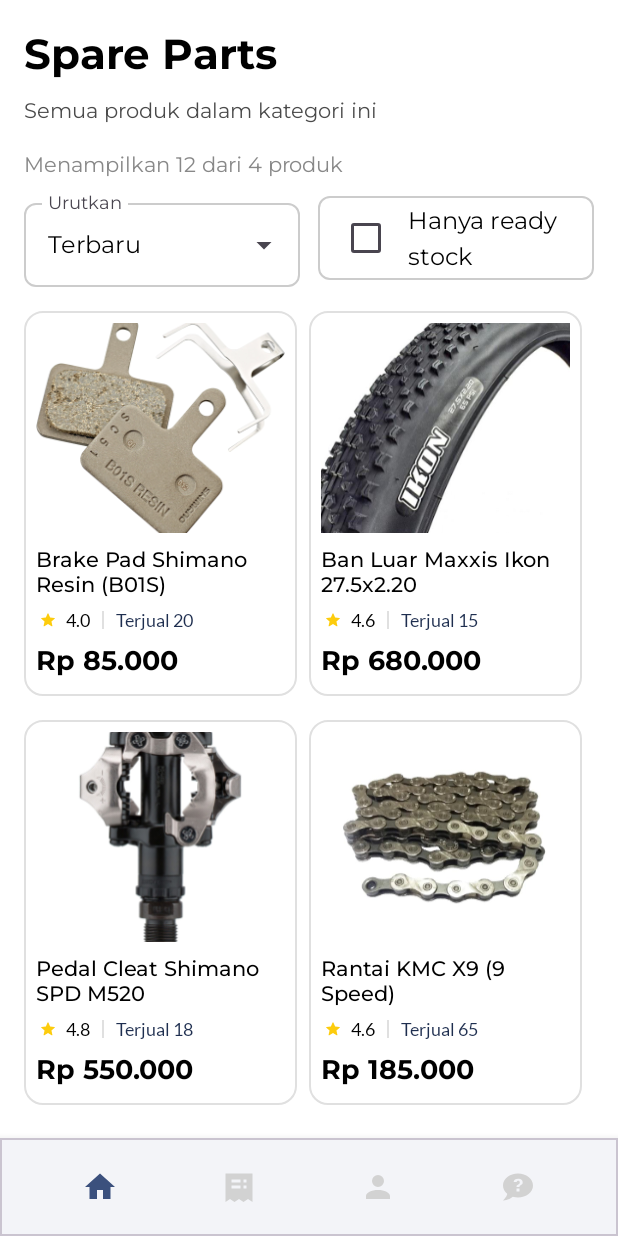
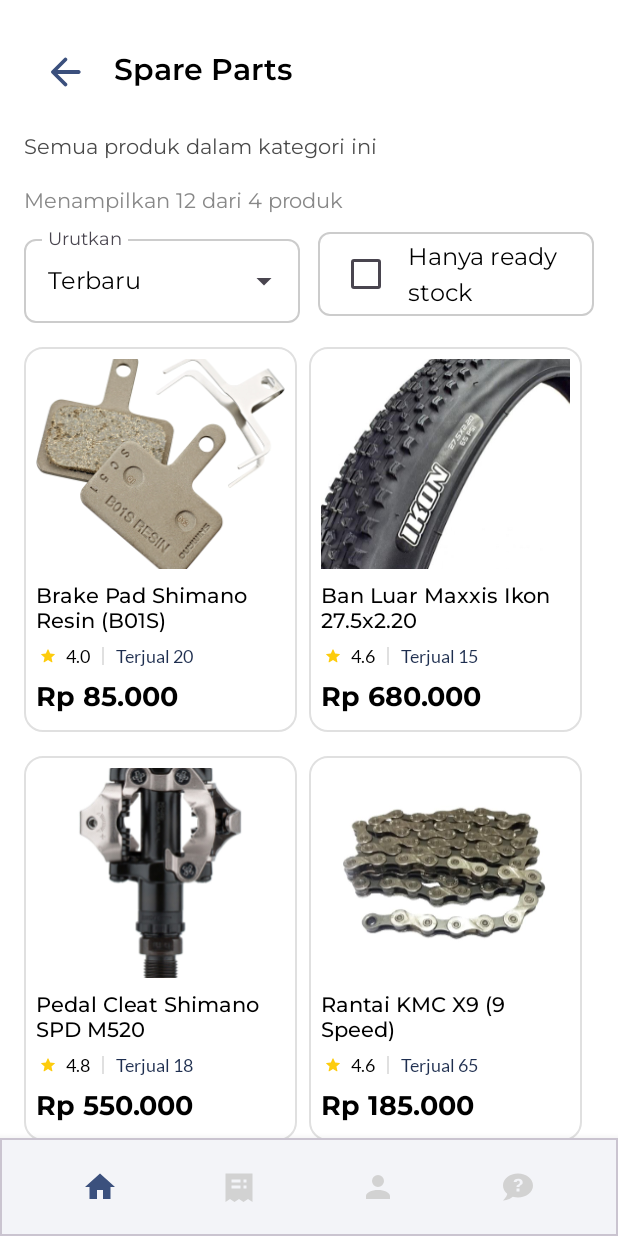
Before and after one commit to Ponyo013/Penjualan_Produk_UMKM, an Android app built with Jetpack Compose: the screen it shows after launch (MainActivity), after a tap on "Spare Parts", on a phone screen of 412 x 824 dp. Run offline under Robolectric (Android 15) with nearby library versions, the phone set to English and light mode, and no system bars; libraries missing offline, so code that uses them is left out: com.jakewharton.threetenabp; 1 statement that could not run was skipped; 2 other taps on this screen came first.

Commit message:
commit back button & icon diperkecil. tapi masi aneh ga yah karena aga beda sendiri

```diff
--- a/app/src/main/java/com/example/penjualan_produk_umkm/client/ui/beranda/CategoryListFragment.kt
+++ b/app/src/main/java/com/example/penjualan_produk_umkm/client/ui/beranda/CategoryListFragment.kt
@@ -16,6 +16,7 @@
 import com.example.penjualan_produk_umkm.uiComponent.ProductFilterControls
 import com.example.penjualan_produk_umkm.uiComponent.ProductSortOption
 import com.example.penjualan_produk_umkm.style.UMKMTheme
+import com.google.android.material.appbar.MaterialToolbar
 
 private const val ARG_PARENT_CATEGORY = "parentCategoryName"
 
@@ -41,16 +42,19 @@
 
     override fun onViewCreated(view: View, savedInstanceState: Bundle?) {
         super.onViewCreated(view, savedInstanceState)
-
         val categoryTitle = parentCategoryName ?: "Semua Produk"
-        view.findViewById<TextView>(R.id.category_title).text = categoryTitle
         recyclerView = view.findViewById(R.id.popular_products_in_category)
         val filterSortContainer = view.findViewById<ComposeView>(R.id.filter_sort_container)
-
+        val toolbar = view.findViewById<MaterialToolbar>(R.id.toolbar_category)
+        toolbar.title = categoryTitle
+        toolbar.setNavigationOnClickListener {
+            findNavController().popBackStack()
+        }
         // 1. Inisialisasi Produk Kategori Dasar (Hanya sekali)
         baseCategoryProducts = produkDummyList.filter {
             it.kategori.equals(categoryTitle, ignoreCase = true)
         }
+
 
         // 2. Setup RecyclerView
         recyclerView.layoutManager = GridLayoutManager(context, 2)
--- a/app/src/main/res/layout/fragment_category_list.xml
+++ b/app/src/main/res/layout/fragment_category_list.xml
@@ -7,29 +7,26 @@
     android:padding="16dp"
     tools:context=".client.ui.beranda.CategoryListFragment">
 
-    <TextView
-        android:id="@+id/category_title"
-        android:layout_width="0dp"
-        android:layout_height="wrap_content"
-        android:fontFamily="@font/montserrat_bold"
-        android:textSize="28sp" android:textColor="@color/black"
-        tools:text="Spare Parts"
+    <com.google.android.material.appbar.MaterialToolbar
+        android:id="@+id/toolbar_category"
+        android:layout_width="match_parent"
+        android:layout_height="?attr/actionBarSize"
         app:layout_constraintTop_toTopOf="parent"
-        app:layout_constraintStart_toStartOf="parent"
-        app:layout_constraintEnd_toEndOf="parent"/>
+        app:titleTextColor="@color/black"
+        app:titleTextAppearance="@style/Toolbar.TitleTextStyle"
+        app:title="Spare Parts"
+        app:navigationIcon="@drawable/back_icon" />
 
     <TextView
         android:id="@+id/description_text"
         android:layout_width="0dp"
         android:layout_height="wrap_content"
-        android:layout_marginTop="4dp"  android:text="Semua produk dalam kategori ini"
-
+        android:layout_marginTop="8dp"
+        android:text="Semua produk dalam kategori ini"
         android:textColor="@color/text_secondary_dark"
-
         android:fontFamily="@font/montserrat_regular"
-
-        android:textSize="14sp" app:layout_constraintTop_toBottomOf="@id/category_title"
-        app:layout_constraintStart_toStartOf="parent"
+        android:textSize="14sp"
+        app:layout_constraintTop_toBottomOf="@id/toolbar_category" app:layout_constraintStart_toStartOf="parent"
         app:layout_constraintEnd_toEndOf="parent"/>
 
     <androidx.compose.ui.platform.ComposeView
--- a/app/src/main/res/layout/fragment_detail_produk.xml
+++ b/app/src/main/res/layout/fragment_detail_produk.xml
@@ -12,6 +12,8 @@
         android:layout_height="wrap_content">
 
         <!-- Toolbar -->
+
+        <!-- Image Product -->
         <com.google.android.material.appbar.MaterialToolbar
             android:id="@+id/toolbar"
             android:layout_width="0dp"
@@ -19,12 +21,12 @@
             android:layout_marginStart="16dp"
             android:layout_marginEnd="26dp"
             app:layout_constraintEnd_toEndOf="parent"
+            app:layout_constraintHorizontal_bias="0.0"
             app:layout_constraintStart_toStartOf="parent"
             app:layout_constraintTop_toTopOf="parent"
             app:navigationIcon="@drawable/back_icon"
             app:title="@null" />
 
-        <!-- Image Product -->
         <ImageView
             android:id="@+id/banner_image"
             android:layout_width="0dp"
--- a/app/src/main/res/values/themes.xml
+++ b/app/src/main/res/values/themes.xml
@@ -66,7 +66,8 @@
         <item name="android:background">@drawable/circle_frame</item>
         <item name="android:contentDescription">@null</item>
         <item name="android:scaleType">centerCrop</item>
-    </style>
+
+        <item name="android:padding">10dp</item> </style>
 
     <style name="CategoryTextStyle">
         <item name="android:layout_width">wrap_content</item>
```
Also changed, not shown: app/src/main/java/com/example/penjualan_produk_umkm/client/ui/search/SearchFragment.kt (+6 -1 lines), app/src/main/res/layout/fragment_search.xml (+12 -2 lines).
